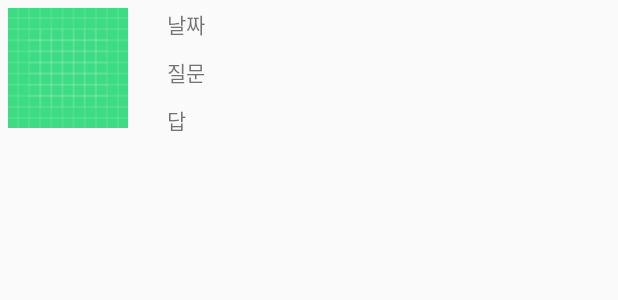
After one commit to yoonkyoungchoi/JAVA_SORA, an Android app: the layout lsit_item.xml on its own in the app's theme, with its tools: preview values and no code run, on a phone screen of 412 x 824 dp. The commit adds this screen. Shown: the top 300 px of the screen. Run offline under Robolectric (Android 15) with nearby library versions, the phone set to English and light mode, and no system bars.

```diff
--- a/app/build.gradle
+++ b/app/build.gradle
@@ -6,7 +6,7 @@ android {
 
     defaultConfig {
         applicationId "kr.hs.emirim.sora"
-        minSdkVersion 15
+        minSdkVersion 16
         targetSdkVersion 30
         versionCode 1
         versionName "1.0"
@@ -28,6 +28,9 @@ dependencies {
     implementation 'androidx.constraintlayout:constraintlayout:2.0.3'
     testImplementation 'junit:junit:4.12'
     implementation 'com.google.android.material:material:1.2.1'
+    implementation 'androidx.recyclerview:recyclerview:1.1.0'
+    implementation 'com.github.bumptech.glide:glide:4.10.0'
+    annotationProcessor 'com.github.bumptech.glide:compiler:4.10.0'
     androidTestImplementation 'androidx.test.ext:junit:1.1.2'
     androidTestImplementation 'androidx.test.espresso:espresso-core:3.3.0'
 
--- a/app/src/main/res/layout/activity_question.xml
+++ b/app/src/main/res/layout/activity_question.xml
@@ -97,6 +97,6 @@
         app:layout_constraintEnd_toEndOf="parent"
         app:layout_constraintStart_toStartOf="parent"
         app:layout_constraintTop_toTopOf="@+id/imageView3"
-        app:layout_constraintVertical_bias="0.805" />
+        app:layout_constraintVertical_bias="0.584" />
 
 </androidx.constraintlayout.widget.ConstraintLayout>
--- /dev/null
+++ b/app/src/main/res/layout/lsit_item.xml
@@ -0,0 +1,51 @@
+<?xml version="1.0" encoding="utf-8"?>
+<LinearLayout
+    xmlns:android="http://schemas.android.com/apk/res/android"
+    android:layout_width="match_parent"
+    android:layout_height="match_parent">
+
+    <LinearLayout
+        android:orientation="horizontal"
+        android:layout_width="match_parent"
+        android:layout_height="wrap_content">
+
+        <ImageView
+            android:id="@+id/img_view"
+            android:layout_width="80dp"
+            android:layout_height="80dp"
+            android:layout_margin="5dp"
+            android:src="@drawable/ic_launcher_background"/>
+
+        <LinearLayout
+            android:layout_width="match_parent"
+            android:layout_height="wrap_content"
+            android:layout_marginLeft="15dp"
+            android:orientation="vertical">
+
+            <TextView
+                android:id="@+id/date"
+                android:layout_width="wrap_content"
+                android:layout_height="wrap_content"
+                android:layout_margin="5dp"
+                android:text="날짜" />
+
+            <TextView
+                android:id="@+id/sora_question"
+                android:layout_width="wrap_content"
+                android:layout_height="wrap_content"
+                android:layout_margin="5dp"
+                android:text="질문" />
+
+            <TextView
+                android:id="@+id/sora_answer"
+                android:layout_width="wrap_content"
+                android:layout_height="wrap_content"
+                android:layout_margin="5dp"
+                android:text="답" />
+
+
+
+
+        </LinearLayout>
+    </LinearLayout>
+</LinearLayout>
```
Also changed, not shown: app/src/main/java/kr/hs/emirim/sora/CostomAdapter.java (added, +62 -0 lines), app/src/main/java/kr/hs/emirim/sora/Diary.java (+19 -4 lines), app/src/main/res/layout/activity_diary.xml (+4 -52 lines).
